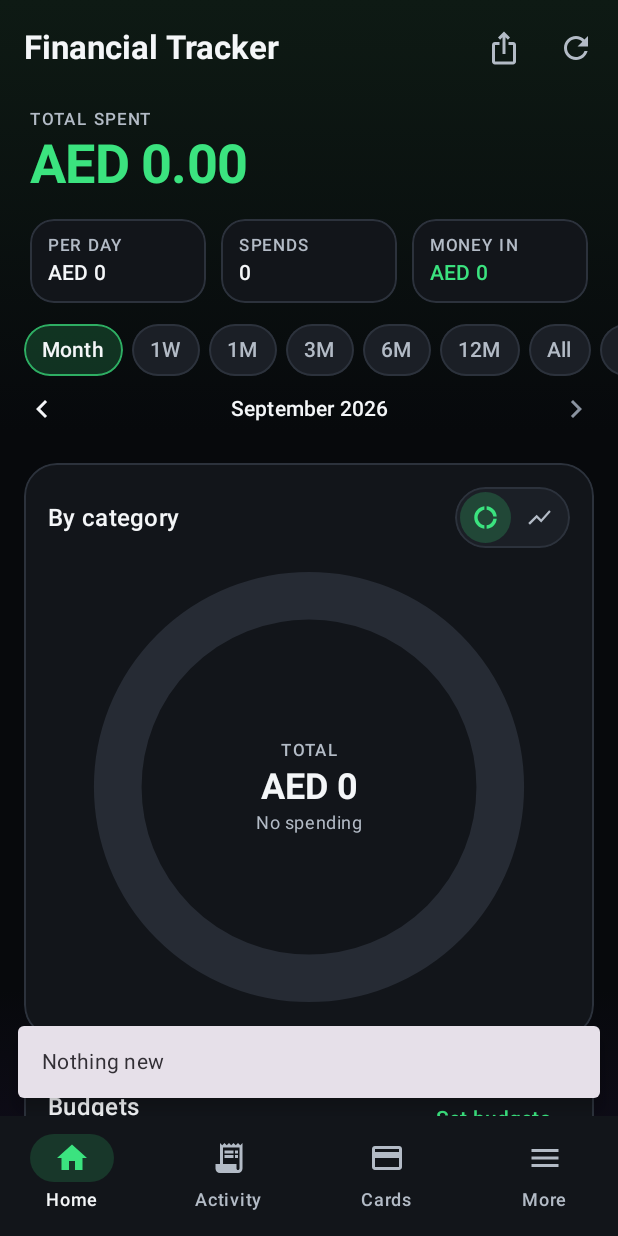
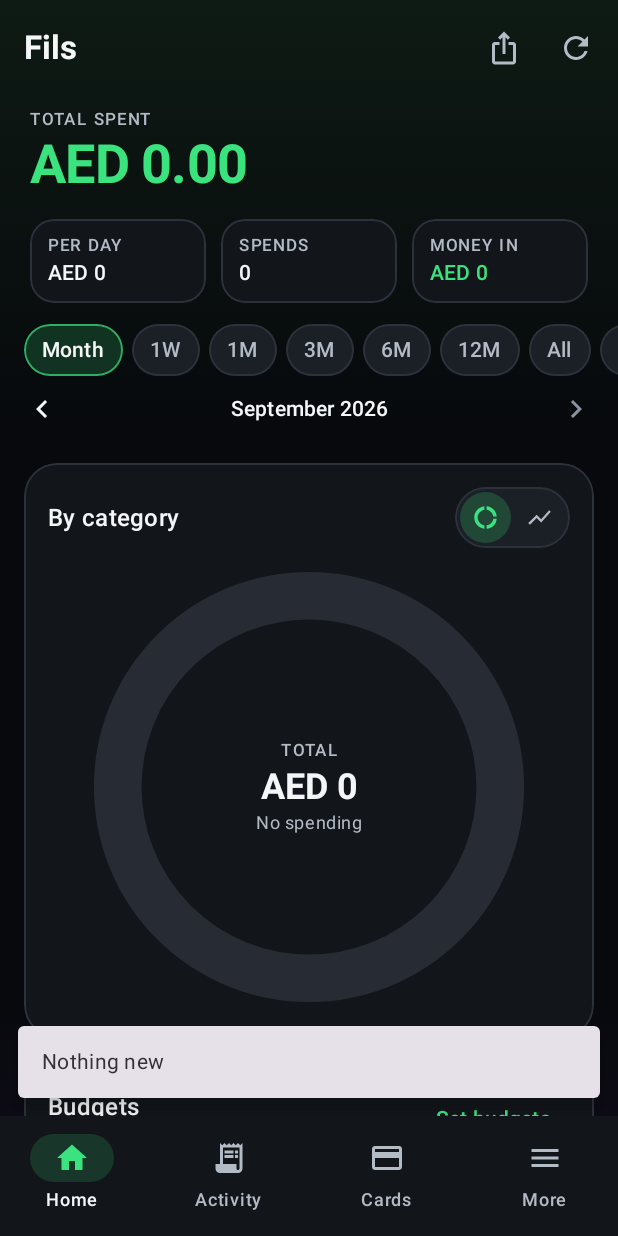
Before and after one commit to rjunaidtahir/CardTracker, an Android app built with Jetpack Compose: the screen it shows after launch (MainActivity), after a tap on "Start", on a phone screen of 412 x 824 dp. Run offline under Robolectric (Android 15) with nearby library versions, the phone set to English and light mode, and no system bars; our stand-ins replace Room's generated code; 2 other taps on this screen came first.

Commit message:
Fix: Home screen header still hardcoded "Financial Tracker"
The app-wide rename only touched the app name/label resource and other
UI strings — this one was a literal string in the TopAppBar title logic
for the Home tab, missed because it wasn't in strings.xml. Verified by
extracting resources.arsc from the actual build-44 APK: it already had
zero "Financial Tracker" strings, yet this Kotlin source still had one,
compiled directly into the Home screen's top bar.

Co-Authored-By: Claude Sonnet 5 <noreply@anthropic.com>
Claude-Session: https://claude.ai/code/session_01NXMkag1UFsXcBh45suaNo3

```diff
--- a/app/src/main/java/com/uaefinancial/tracker/ui/MainActivity.kt
+++ b/app/src/main/java/com/uaefinancial/tracker/ui/MainActivity.kt
@@ -308,7 +308,7 @@ fun AppRoot(vm: MainViewModel, biometricAvailable: Boolean) {
                 title = {
                     Text(
                         when (route) {
-                            is Route.Home -> if (route.tab == Tab.HOME) "Financial Tracker" else route.tab.label
+                            is Route.Home -> if (route.tab == Tab.HOME) "Fils" else route.tab.label
                             is Route.CardDetail -> "Card"
                             Route.Rates -> "Exchange rates"
                             Route.FixedPayments -> "Fixed payments"
```
